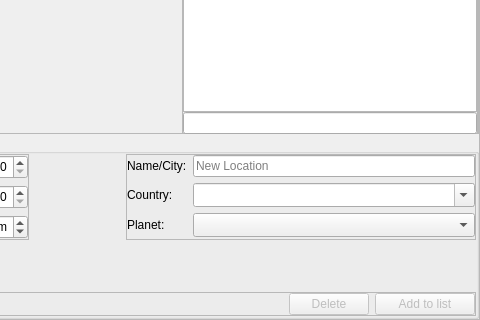
519984307/stellarium_src, file src/gui/locationDialogGui.ui: the form before one commit; both pictures show x 220 to 700 and y 132 to 452 of the 700 by 452 pixel window.
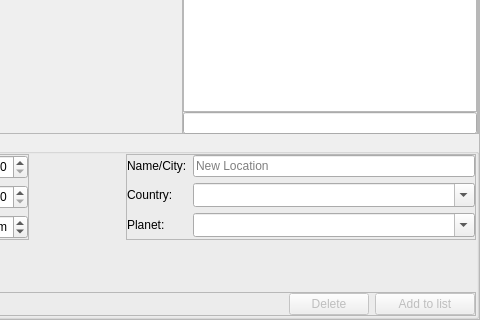
The form after the commit. Icons and pictures are not drawn. Custom widgets are drawn as their Qt base class.

```diff
--- a/src/gui/locationDialogGui.ui
+++ b/src/gui/locationDialogGui.ui
@@ -686,7 +686,10 @@
                </size>
               </property>
               <property name="editable">
-               <bool>false</bool>
+               <bool>true</bool>
+              </property>
+              <property name="insertPolicy">
+               <enum>QComboBox::NoInsert</enum>
               </property>
              </widget>
             </item>
```
